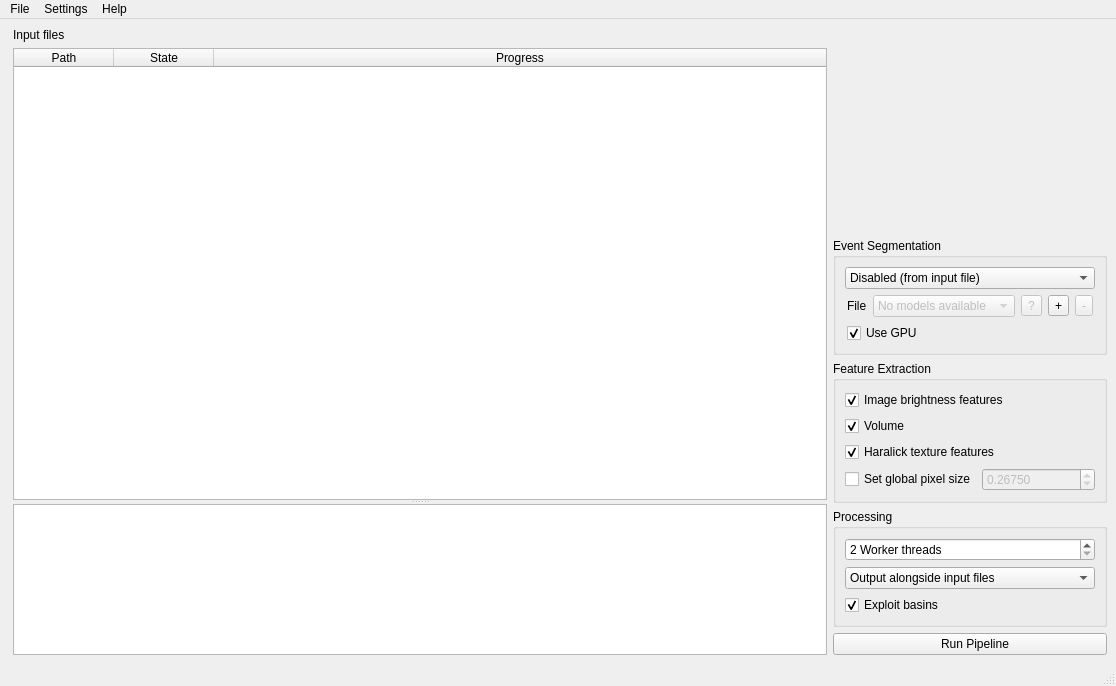
Qt form ui/main_window.ui (DC-analysis/ChipStream) before a commit.
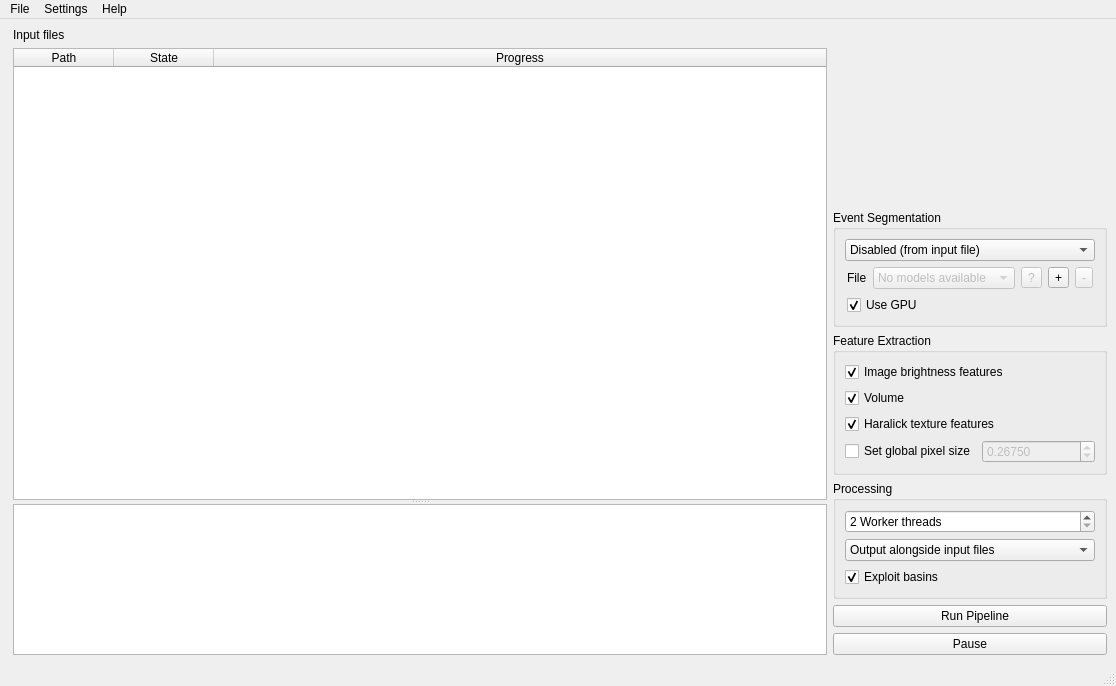
The same form after that commit. Custom widgets are drawn as their Qt base class.

Commit message: enh: pause button for the analysis (#9)

The edit to the form file:
```diff
--- a/ui/main_window.ui
+++ b/ui/main_window.ui
@@ -515,6 +515,19 @@
          </property>
         </widget>
        </item>
+       <item>
+        <widget class="QPushButton" name="pushButton_pause">
+         <property name="toolTip">
+          <string>Pause or resume the analysis</string>
+         </property>
+         <property name="text">
+          <string>Pause</string>
+         </property>
+         <property name="checkable">
+          <bool>true</bool>
+         </property>
+        </widget>
+       </item>
       </layout>
      </widget>
     </item>
```
The commit also changes 6 other files.
